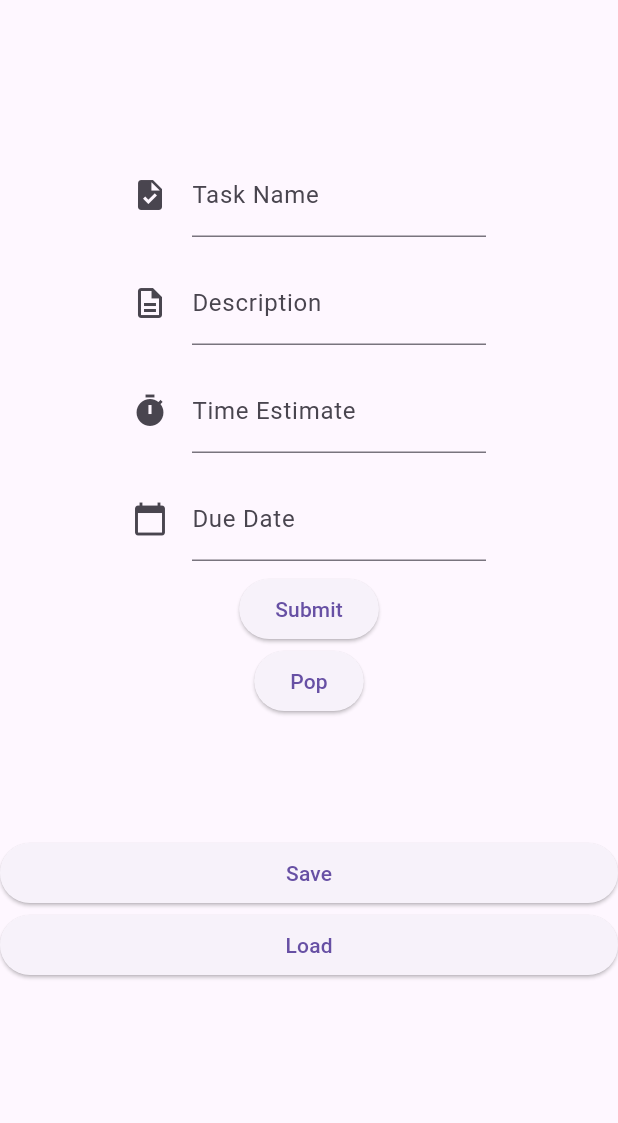
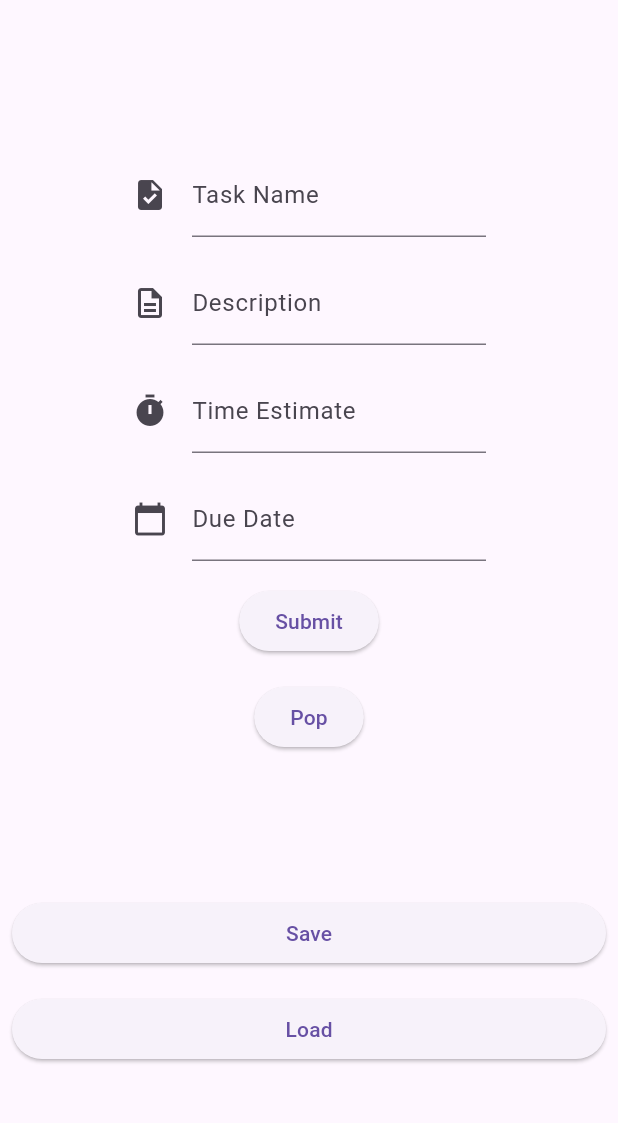
Before and after one commit to NateMcKenzie/task_prioritizer, a Flutter app: the screen it shows after launch, after a tap on "Submit", on a phone screen of 412 x 824 dp, the part 63-1186 px from its top. Run offline on Flutter 3.47's test engine with Material 3 defaults, Android fonts, the phone set to English and light mode, and no system bars; our stand-ins replace shared_preferences.

Commit message:
Pretty it up

```diff
--- a/lib/binary_heap.dart
+++ b/lib/binary_heap.dart
@@ -83,7 +83,8 @@ class BinaryHeapModel extends ChangeNotifier {
       // Swap if pivot is larger than either child
       if (leftSmall || rightSmall) {
         //Swap with smallest child, move pivot pointer
-        if ((leftSmall && !rightSmall) || _heap[leftChild].compareTo(_heap[rightChild]) < 0) {
+        if ((leftSmall && !rightSmall) ||
+            _heap[leftChild].compareTo(_heap[rightChild]) < 0) {
           _swap(leftChild, pivot);
           pivot = leftChild;
         } else {
--- a/lib/edit_page.dart
+++ b/lib/edit_page.dart
@@ -14,15 +14,16 @@ class _EditPageState extends State<EditPage> {
   @override
   Widget build(BuildContext context) {
     List<Widget> taskCards = [];
-    BinaryHeapModel originalHeap = Provider.of<BinaryHeapModel>(context, listen: false);
+    BinaryHeapModel originalHeap =
+        Provider.of<BinaryHeapModel>(context, listen: false);
     BinaryHeapModel cloneHeap = originalHeap.clone();
     while (!cloneHeap.isEmpty) {
-      taskCards.add(editTaskCard(cloneHeap.pop()));
+      taskCards.add(taskCard(cloneHeap.pop()));
     }
-    return ConstrainedBox(
-        constraints: const BoxConstraints(maxWidth: 300.0, minHeight: 400.0),
-        child: ListView(
-          children: taskCards,
-        ));
+    return ListView(children: [
+      Column(
+        children: taskCards,
+      ),
+    ]);
   }
 }
--- a/lib/home_page.dart
+++ b/lib/home_page.dart
@@ -16,8 +16,10 @@ class HomePage extends StatefulWidget {
 
 class _HomePageState extends State<HomePage> {
   final TextEditingController _taskNameController = TextEditingController();
-  final TextEditingController _taskDescriptionController = TextEditingController();
-  final TextEditingController _taskTimeEstimateController = TextEditingController();
+  final TextEditingController _taskDescriptionController =
+      TextEditingController();
+  final TextEditingController _taskTimeEstimateController =
+      TextEditingController();
   final TextEditingController _taskDueDateController = TextEditingController();
   SharedPreferences? prefs;
   Duration spentUpdater = Duration.zero;
@@ -46,11 +48,14 @@ class _HomePageState extends State<HomePage> {
           if (taskSpent > spentUpdater) spentUpdater = taskSpent;
           return Row(
             children: [
+              const Spacer(),
               ElevatedButton(
                   onPressed: () {
                     setState(() {
                       spentUpdater += const Duration(minutes: 15);
-                      if (spentUpdater < Duration.zero) spentUpdater = Duration.zero;
+                      if (spentUpdater < Duration.zero) {
+                        spentUpdater = Duration.zero;
+                      }
                     });
                   },
                   child: const Text("-")),
@@ -72,6 +77,7 @@ class _HomePageState extends State<HomePage> {
                     },
                     child: const Text("Update"));
               }),
+              const Spacer(),
             ],
           );
         }),
@@ -84,9 +90,12 @@ class _HomePageState extends State<HomePage> {
           children: formInputs(),
         ),
       )),
-      ElevatedButton(
+      Padding(
+        padding: const EdgeInsets.all(8),
+        child: ElevatedButton(
             onPressed: () async {
-            List<Task> taskList = Provider.of<BinaryHeapModel>(context, listen: false).heap;
+              List<Task> taskList =
+                  Provider.of<BinaryHeapModel>(context, listen: false).heap;
               List<String> stringList = [];
               for (Task task in taskList) {
                 stringList.add(task.toCSV());
@@ -94,7 +103,10 @@ class _HomePageState extends State<HomePage> {
               await prefs!.setStringList("heap", stringList);
             },
             child: const Text("Save")),
-      Consumer<BinaryHeapModel>(builder: (context, heap, child) {
+      ),
+      Padding(
+          padding: const EdgeInsets.all(8),
+          child: Consumer<BinaryHeapModel>(builder: (context, heap, child) {
             return ElevatedButton(
                 onPressed: () {
                   setState(() {
@@ -105,7 +117,7 @@ class _HomePageState extends State<HomePage> {
                   });
                 },
                 child: const Text("Load"));
-      })
+          })),
     ]);
   }
 
@@ -141,7 +153,9 @@ class _HomePageState extends State<HomePage> {
               hintText: 'How many hours will it take?',
               labelText: 'Time Estimate',
             ),
-            inputFormatters: [FilteringTextInputFormatter.allow(RegExp(r"[0-9.]"))],
+            inputFormatters: [
+              FilteringTextInputFormatter.allow(RegExp(r"[0-9.]"))
+            ],
             controller: _taskTimeEstimateController,
           )),
       Container(
@@ -155,21 +169,26 @@ class _HomePageState extends State<HomePage> {
           controller: _taskDueDateController,
         ),
       ),
-      ElevatedButton(
+      Padding(
+          padding: const EdgeInsets.all(8),
+          child: ElevatedButton(
             onPressed: () {
               _addTask();
             },
             child: const Text('Submit'),
-      ),
-      Consumer<BinaryHeapModel>(builder: (context, heap, child) {
+          )),
+      Padding(
+        padding: const EdgeInsets.all(8),
+        child: Consumer<BinaryHeapModel>(builder: (context, heap, child) {
           return ElevatedButton(
               onPressed: () {
                 setState(() {
-                heap.pop();
+                  if (!heap.isEmpty) heap.pop();
                 });
               },
               child: const Text('Pop'));
         }),
+      ),
     ];
   }
 
@@ -184,13 +203,8 @@ class _HomePageState extends State<HomePage> {
   }
 
   void _addTask() {
-    String taskName = _taskNameController.text;
-    String taskDescription = _taskDescriptionController.text;
-    double taskTimeEstimate = double.parse(_taskTimeEstimateController.text);
-    DateTime taskDueDate = DateTime.parse(_taskDueDateController.text);
-    Duration taskTimeDuration =
-        Duration(hours: taskTimeEstimate.toInt(), minutes: int.parse((taskTimeEstimate % 1 * 60).toStringAsFixed(0)));
-    Task newTask = Task(taskName, taskDescription, taskTimeDuration, taskDueDate, Duration.zero);
+    Task? newTask = readInput();
+    if (newTask == null) return;
     Provider.of<BinaryHeapModel>(context, listen: false).insert(newTask);
     setState(() {
       _taskNameController.clear();
@@ -199,4 +213,35 @@ class _HomePageState extends State<HomePage> {
       _taskDueDateController.clear();
     });
   }
+
+  //TODO: Fails quietly instead of telling the user their error.
+  Task? readInput() {
+    String taskName;
+    String taskDescription;
+    double? taskTimeEstimate;
+    DateTime? taskDueDate;
+    Duration taskTimeDuration;
+
+    //Read inputs into varialbes, return null if anything is wrong.
+    if (_taskNameController.text.isNotEmpty) {
+      taskName = _taskNameController.text;
+    } else {
+      return null;
     }
+    if (_taskDescriptionController.text.isNotEmpty) {
+      taskDescription = _taskDescriptionController.text;
+    } else {
+      return null;
+    }
+    taskTimeEstimate = double.tryParse(_taskTimeEstimateController.text);
+    if (taskTimeEstimate == null) return null;
+    taskDueDate = DateTime.tryParse(_taskDueDateController.text);
+    if (taskDueDate == null) return null;
+    taskTimeDuration = Duration(
+        hours: taskTimeEstimate.toInt(),
+        minutes: int.parse((taskTimeEstimate % 1 * 60).toStringAsFixed(0)));
+
+    return Task(taskName, taskDescription, taskTimeDuration, taskDueDate,
+        Duration.zero);
+  }
+}
--- a/lib/main.dart
+++ b/lib/main.dart
@@ -24,6 +24,7 @@ class _TaskAppState extends State<TaskApp> {
   Widget build(BuildContext context) {
     return MaterialApp(
         theme: ThemeData(useMaterial3: true),
+        debugShowCheckedModeBanner: false,
         home: Scaffold(
           appBar: AppBar(title: const Text("Task Prioritizer")),
           body: PageView(
--- a/lib/task.dart
+++ b/lib/task.dart
@@ -5,7 +5,8 @@ class Task implements Comparable {
   String name;
   String description;
 
-  Task(this.name, this.description, this.requiredEstimate, this.dueDate, this.timeSpent);
+  Task(this.name, this.description, this.requiredEstimate, this.dueDate,
+      this.timeSpent);
 
   Task.parse(String string)
       : name = '',
@@ -40,7 +41,6 @@ class Task implements Comparable {
     returnString += ('${requiredEstimate.inMinutes},');
     returnString += ('$dueDate,');
     returnString += ('${timeSpent.inMinutes},');
-    print(returnString);
     return returnString;
   }
 
```
Also changed, not shown: lib/task_card.dart (+7 -53 lines). Lines whose indentation alone changed are shown as unchanged.
